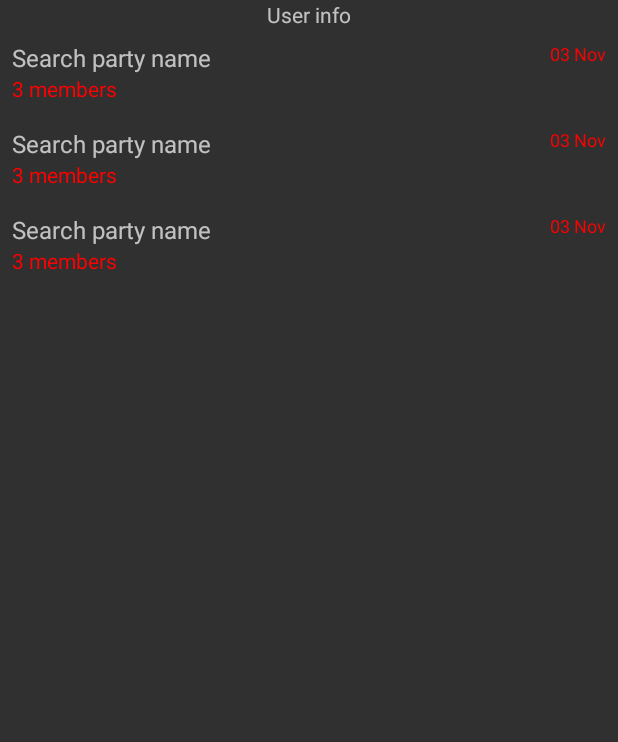
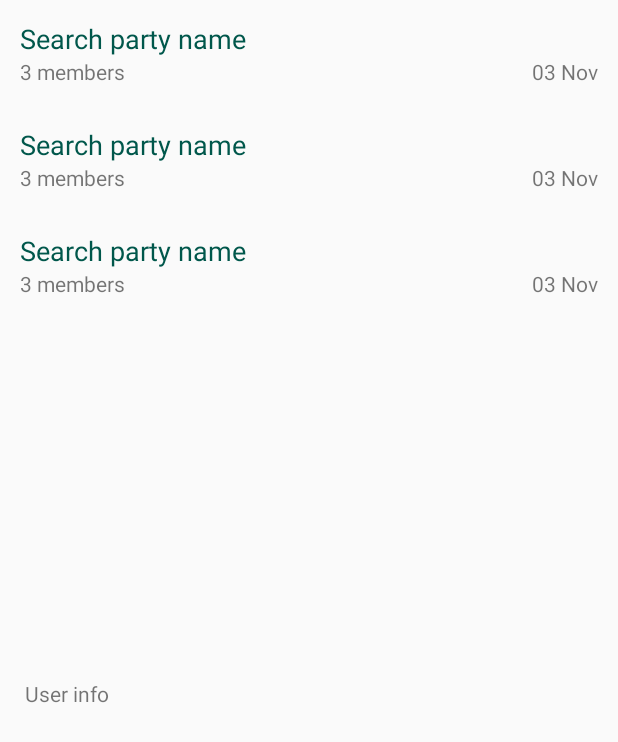
Before and after one commit to edgar8acas/search-party, an Android app: the layout activity_party_list_content.xml on its own in the app's theme, with its tools: preview values and no code run, on a phone screen of 412 x 824 dp. Shown: the top 742 px of the screen. Run offline under Robolectric (Android 15) with nearby library versions, the phone set to English and light mode, and no system bars.

Commit message:
ui changes

```diff
--- a/SearchParty/app/src/main/AndroidManifest.xml
+++ b/SearchParty/app/src/main/AndroidManifest.xml
@@ -10,7 +10,7 @@
         android:label="@string/app_name"
         android:roundIcon="@mipmap/ic_launcher_round"
         android:supportsRtl="true"
-        android:theme="@style/Theme.AppCompat.NoActionBar">
+        android:theme="@style/AppTheme">
         <activity android:name=".PartyDetailActivity"
             android:parentActivityName=".PartyListActivity"
             android:label="Party Detail"></activity>
--- a/SearchParty/app/src/main/res/layout/activity_party_detail.xml
+++ b/SearchParty/app/src/main/res/layout/activity_party_detail.xml
@@ -9,7 +9,7 @@
     <com.google.android.material.appbar.AppBarLayout
         android:layout_width="match_parent"
         android:layout_height="300dp"
-        android:theme="@style/ThemeOverlay.AppCompat.ActionBar">
+        android:theme="@style/ThemeOverlay.AppCompat.Dark.ActionBar">
 
         <com.google.android.material.appbar.CollapsingToolbarLayout
             android:layout_width="match_parent"
--- a/SearchParty/app/src/main/res/layout/activity_party_list.xml
+++ b/SearchParty/app/src/main/res/layout/activity_party_list.xml
@@ -9,7 +9,7 @@
     <com.google.android.material.appbar.AppBarLayout
         android:layout_width="match_parent"
         android:layout_height="wrap_content"
-        android:theme="@style/ThemeOverlay.AppCompat.ActionBar" >
+        android:theme="@style/ThemeOverlay.AppCompat.Dark.ActionBar" >
 
         <include
             android:id="@+id/toolbar"
--- a/SearchParty/app/src/main/res/layout/activity_party_list_content.xml
+++ b/SearchParty/app/src/main/res/layout/activity_party_list_content.xml
@@ -12,9 +12,12 @@
         android:layout_width="wrap_content"
         android:layout_height="wrap_content"
         android:text="User info"
+        app:layout_constraintBottom_toBottomOf="parent"
         app:layout_constraintEnd_toEndOf="parent"
+        app:layout_constraintHorizontal_bias="0.047"
         app:layout_constraintStart_toStartOf="parent"
-        app:layout_constraintTop_toTopOf="parent" />
+        app:layout_constraintTop_toBottomOf="@+id/parties_recycler_view"
+        app:layout_constraintVertical_bias="0.406" />
 
     <androidx.recyclerview.widget.RecyclerView
         android:id="@+id/parties_recycler_view"
@@ -24,7 +27,7 @@
         app:layout_constraintEnd_toEndOf="parent"
         app:layout_constraintHorizontal_bias="0.0"
         app:layout_constraintStart_toStartOf="parent"
-        app:layout_constraintTop_toBottomOf="@+id/user_info"
+        app:layout_constraintTop_toTopOf="parent"
         tools:listitem="@layout/item_party" />
 
 </androidx.constraintlayout.widget.ConstraintLayout>
--- a/SearchParty/app/src/main/res/layout/item_party.xml
+++ b/SearchParty/app/src/main/res/layout/item_party.xml
@@ -9,16 +9,20 @@
     <TextView
         android:id="@+id/party_item_name"
         android:fontFamily="sans-serif"
-        android:textSize="16sp"
-        android:layout_width="wrap_content"
+        android:textSize="18sp"
+        android:layout_width="match_parent"
         android:layout_height="wrap_content"
+        android:textColor="@color/colorPrimaryDark"
+        android:layout_marginTop="5dp"
+        android:layout_marginHorizontal="5dp"
         android:text="Search party name"/>
 
     <TextView
         android:id="@+id/party_item_members"
         android:fontFamily="sans-serif"
         android:textSize="14sp"
-        android:textColor="#ff0000"
+        android:layout_marginBottom="5dp"
+        android:layout_marginLeft="5dp"
         android:layout_width="wrap_content"
         android:layout_height="wrap_content"
         android:layout_below="@+id/party_item_name"
@@ -27,10 +31,11 @@
     <TextView
         android:id="@+id/party_item_creation_date"
         android:fontFamily="sans-serif"
-        android:textSize="12sp"
-        android:textColor="#ff0000"
+        android:textSize="14sp"
+        android:layout_marginRight="5dp"
         android:layout_width="wrap_content"
         android:layout_height="wrap_content"
         android:layout_alignParentRight="true"
+        android:layout_below="@id/party_item_name"
         android:text="03 Nov" />
 </RelativeLayout>
--- a/SearchParty/app/src/main/res/layout/toolbar_main.xml
+++ b/SearchParty/app/src/main/res/layout/toolbar_main.xml
@@ -5,5 +5,5 @@
     xmlns:app="http://schemas.android.com/apk/res-auto"
     android:elevation="4dp"
     app:layout_scrollFlags="scroll|enterAlways"
-    android:theme="@style/ThemeOverlay.AppCompat.ActionBar">
+    android:theme="@style/ThemeOverlay.AppCompat.Dark.ActionBar">
 </androidx.appcompat.widget.Toolbar>
--- a/SearchParty/app/src/main/res/values/styles.xml
+++ b/SearchParty/app/src/main/res/values/styles.xml
@@ -1,7 +1,7 @@
 <resources>
 
     <!-- Base application theme. -->
-    <style name="AppTheme" parent="ThemeOverlay.AppCompat.ActionBar">
+    <style name="AppTheme" parent="@style/Theme.AppCompat.Light.NoActionBar">
         <!-- Customize your theme here. -->
         <item name="colorPrimary">@color/colorPrimary</item>
         <item name="colorPrimaryDark">@color/colorPrimaryDark</item>
```
Also changed, not shown: SearchParty/app/src/main/java/com/androidcourse/searchparty/LocationUpdaterBackground.java (+6 -1 lines), SearchParty/app/src/main/java/com/androidcourse/searchparty/MapActivity.java (+21 -16 lines), SearchParty/app/src/main/java/com/androidcourse/searchparty/PartyListActivity.java (+7 -3 lines), SearchParty/app/src/main/java/com/androidcourse/searchparty/utils/LocationUtil.java (+42 -4 lines).
